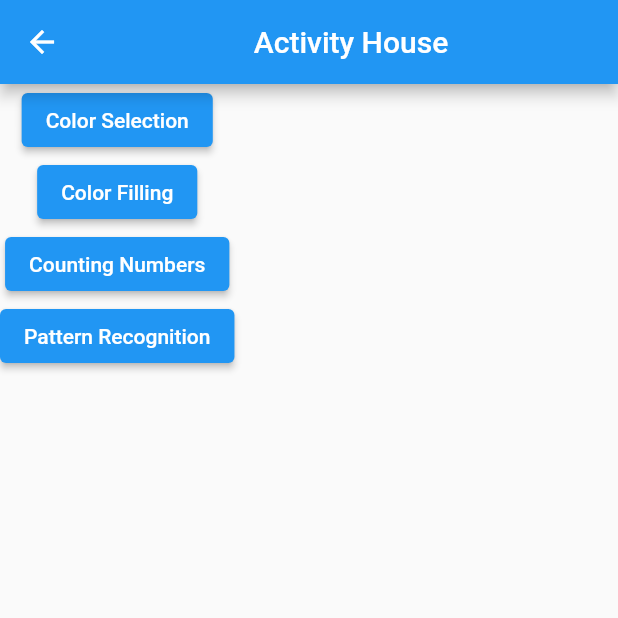
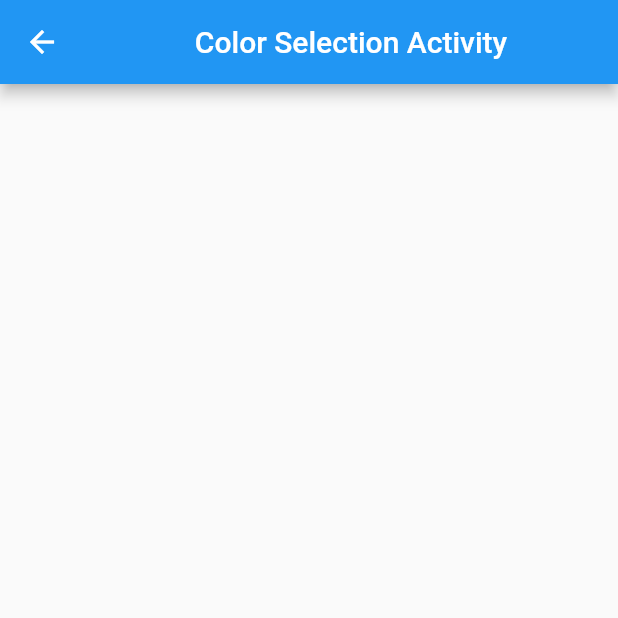
Before and after one commit to RFRanasinghe/desktopCatchMeHigherApplication, a Flutter app: the ActivityHomePage screen opened by its route, after a tap on "Color Selection", on a phone screen of 412 x 824 dp, the top half of it. Run offline on Flutter 3.47's test engine with Material 2 defaults, Android fonts, the phone set to English and light mode, and no system bars; missing offline and left inert: dart:js.

Commit message:
added colorSelection page and linked with activityHome page

```diff
--- a/lib/activityHome.dart
+++ b/lib/activityHome.dart
@@ -23,7 +23,7 @@ class _ActivityHomePageState extends State<ActivityHomePage> {
           new ElevatedButton(
             child: new Text("Color Selection"),
             onPressed: () {
-              Navigator.pushNamed(context, '');
+              Navigator.pushNamed(context, 'colorSelection');
             },
           ),
           new ElevatedButton(
--- /dev/null
+++ b/lib/colorSelection.dart
@@ -0,0 +1,22 @@
+import 'package:flutter/cupertino.dart';
+import 'package:flutter/material.dart';
+
+class ColorSelection extends StatefulWidget {
+  const ColorSelection({Key? key}) : super(key: key);
+
+  @override
+  _ColorSelectionState createState() => _ColorSelectionState();
+}
+
+class _ColorSelectionState extends State<ColorSelection> {
+  @override
+  Widget build(BuildContext context) {
+    return Scaffold(
+      appBar: AppBar(
+        title:Center(
+          child: Text("Color Selection Activity"),
+        ),
+      ),
+    );
+  }
+}
--- a/lib/main.dart
+++ b/lib/main.dart
@@ -1,6 +1,7 @@
 import 'dart:js';
 
 import 'package:desktopcatchmehigher/activityHome.dart';
+import 'package:desktopcatchmehigher/colorSelection.dart';
 import 'package:desktopcatchmehigher/welcomepage.dart';
 import 'package:desktopcatchmehigher/existingprofile.dart';
 import 'package:desktopcatchmehigher/newprofile.dart';
@@ -15,7 +16,8 @@ void main() {
       'welcomepage': (context) => WelcomePage(),
       'newprofile': (context) => NewProfile(),
       'existingprofile': (context) => ExistingProfile(),
-      'activityHome':(context) => ActivityHomePage()
+      'activityHome':(context) => ActivityHomePage(),
+      'colorSelection':(context) => ColorSelection()
     },
   ));
 }
```
